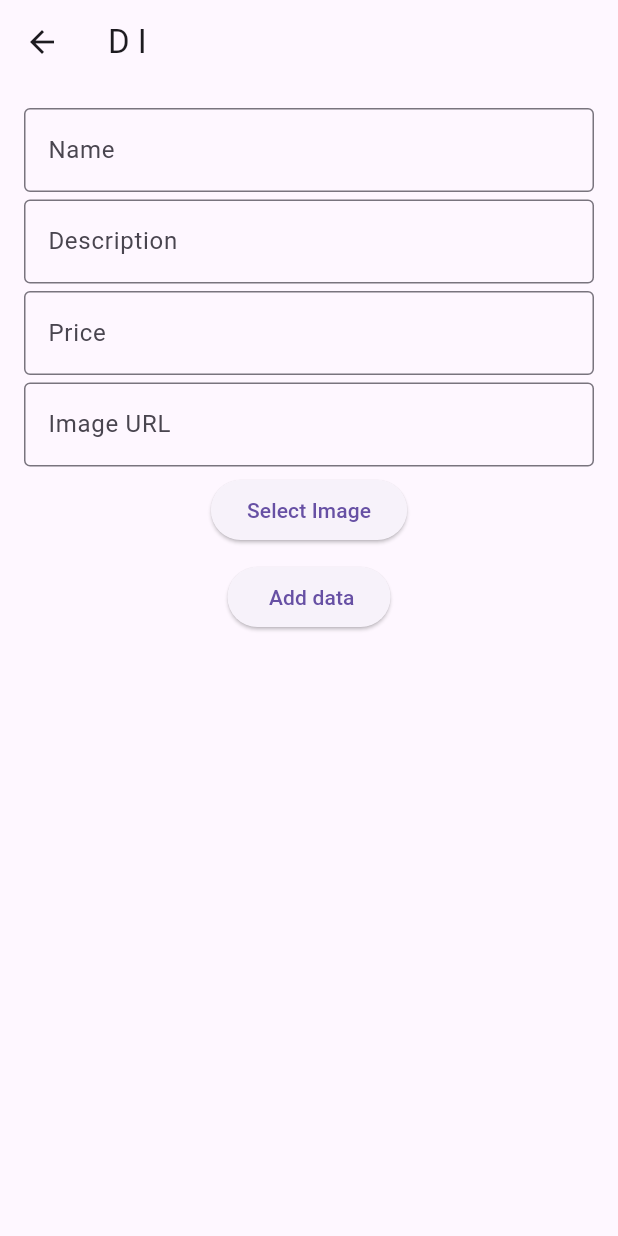
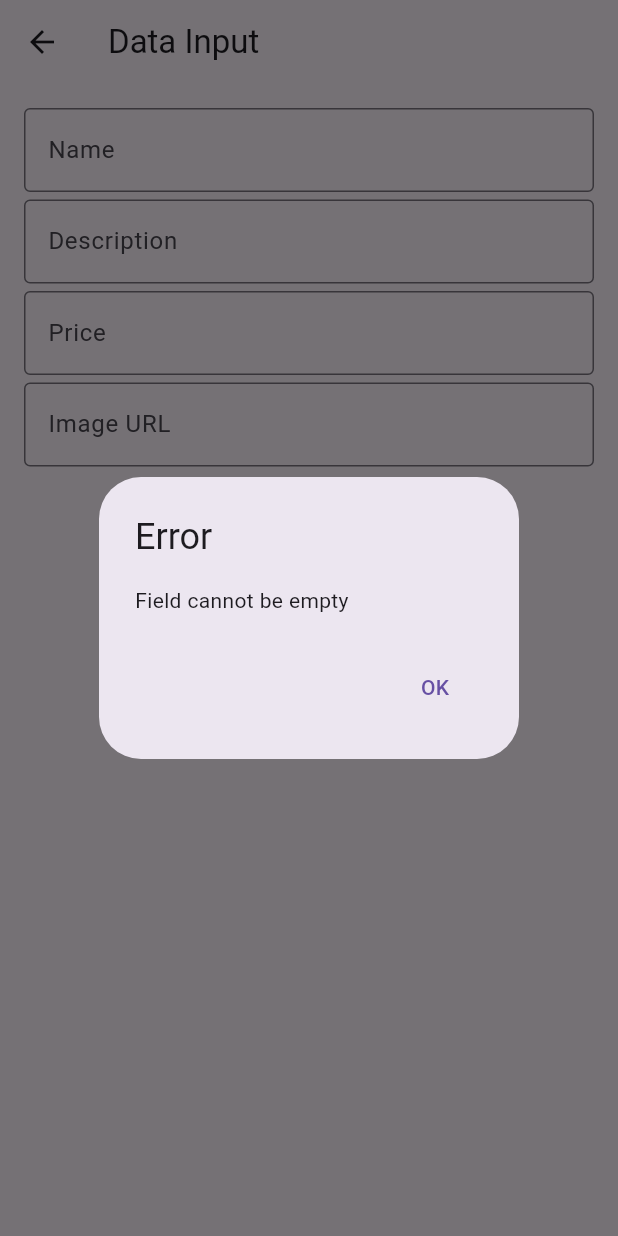
Before and after one commit to Mathewsibi12345/shoe, a Flutter app: the InputPage screen opened directly, after a tap on "Add data", on a phone screen of 412 x 824 dp. Run offline on Flutter 3.47's test engine with Material 3 defaults, Android fonts, the phone set to English and light mode, and no system bars; our stand-ins replace carousel_slider, image_picker, sqflite; accounts and stored records are empty.

```diff
--- a/lib/DBH.dart
+++ b/lib/DBH.dart
@@ -39,9 +39,7 @@ class DatabaseHelper {
      name TEXT,
      description TEXT,
      price REAL,
-     discount REAL,
      imageUrl TEXT,
-     final_price REAL
    )
 ''');
       }, onConfigure: (db) async {
--- a/lib/add.dart
+++ b/lib/add.dart
@@ -2,10 +2,11 @@ import 'dart:io';
 import 'package:flutter/material.dart';
 import 'package:flutter_application_shoeadd/DB.dart';
 import 'package:flutter_application_shoeadd/DBH.dart';
+import 'package:flutter_application_shoeadd/page.dart';
 import 'package:image_picker/image_picker.dart';
 
 class InputPage extends StatefulWidget {
-  const InputPage({super.key});
+  //const InputPage({super.key});
 
   @override
   // ignore: library_private_types_in_public_api
@@ -32,7 +33,7 @@ class _InputPageState extends State<InputPage> {
   }
 
   @override
-  void dispose() {
+  void dispose() {//method is used to clean up resources or perform cleanup operations before an object is no longer needed
     _nameController.dispose();
     _descriptionController.dispose();
     _priceController.dispose();
@@ -44,7 +45,7 @@ class _InputPageState extends State<InputPage> {
   Widget build(BuildContext context) {
     return Scaffold(
       appBar: AppBar(
-        title: const Text('D I'),
+        title: const Text('Data Input'),
       ),
       body: SingleChildScrollView(
         child: Padding(
@@ -54,6 +55,7 @@ class _InputPageState extends State<InputPage> {
 
               TextField(
                 controller: _nameController,
+                //The _nameController is assigned to a TextField widget using the controller property
                 decoration: const InputDecoration(border: OutlineInputBorder(),  labelText: 'Name'),
               ),
                const SizedBox(height: 5),
@@ -72,12 +74,12 @@ class _InputPageState extends State<InputPage> {
                 controller: _imageUrlController,
                 decoration: const InputDecoration(border: OutlineInputBorder(),  labelText: 'Image URL'),
               ), SizedBox(height: 5),
-              ElevatedButton(
-                onPressed: () {
-                  _pickImage();
-                },
-                child: const Text('Select Image'),
-              ),
+              // ElevatedButton(
+              //   onPressed: () {
+              //     _pickImage();
+              //   },
+              //   child: const Text('Select Image'),
+              // ),
               _image != null
                   ? Image.file(
                       _image!,
@@ -94,16 +96,31 @@ class _InputPageState extends State<InputPage> {
   onPressed: () {
     if (_validateInputs()) {
       _saveShoe();
-                    Navigator.pop(context, _getShoeDetails());
+      Navigator.push(
+        context,
+        MaterialPageRoute(
+          builder: (context) => ShoePagenexxt(shoe: Shoe.fromMap(_getShoeDetails()), imageUrl: '',),
+        ),
+      );
     }
   },
-                 child: Text(" Add data")
+  child: Text("Add data"),
+),
+
+            //  ElevatedButton(
+            //     onPressed: () {
+            //       if (_validateInputs()) {
+            //         _saveShoe();
+            //         Navigator.pop(context, _getShoeDetails());
+            //       }
+            //     },
+            //      child: Text(" Add data")
                 // IconButton(
                 //     icon: const Icon(Icons.add_a_photo_rounded, color: Colors.white, size: 25),
                 //     onPressed: () {},
                 //   ),
 
-              ),
+
             ],
           ),
         ),
@@ -122,11 +139,54 @@ class _InputPageState extends State<InputPage> {
       });
     }
   }
+ bool _validateInputs() {
+    if (_nameController.text.isEmpty) {
+      _showErrorDialog('Field cannot be empty');
+      return false;
+    }
 
-  bool _validateInputs() {
+    if (_descriptionController.text.isEmpty) {
+      _showErrorDialog('Field cannot be empty');
+      return false;
+    }
+
+    if (_priceController.text.isEmpty) {
+      _showErrorDialog('Field cannot be empty');
+      return false;
+    }
+
+    if (_imageUrlController.text.isEmpty && _image == null) {
+      _showErrorDialog('Field cannot be empty');
+      return false;
+    }
 
     return true;
   }
+
+  void _showErrorDialog(String message) {
+    showDialog(
+      context: context,
+      builder: (BuildContext context) {
+        return AlertDialog(
+          title: Text('Error'),
+          content: Text(message),
+          actions: [
+            TextButton(
+              onPressed: () {
+                Navigator.of(context).pop();
+              },
+              child: Text('OK'),
+            ),
+          ],
+        );
+      },
+    );
+  }
+
+  // bool _validateInputs() {
+
+  //   return true;
+  // }
 
   Future<void> _saveShoe() async {
     String name = _nameController.text;
```
Also changed, not shown: lib/main.dart (+9 -4 lines), lib/page.dart (+90 -21 lines). Lines whose indentation alone changed are shown as unchanged.
